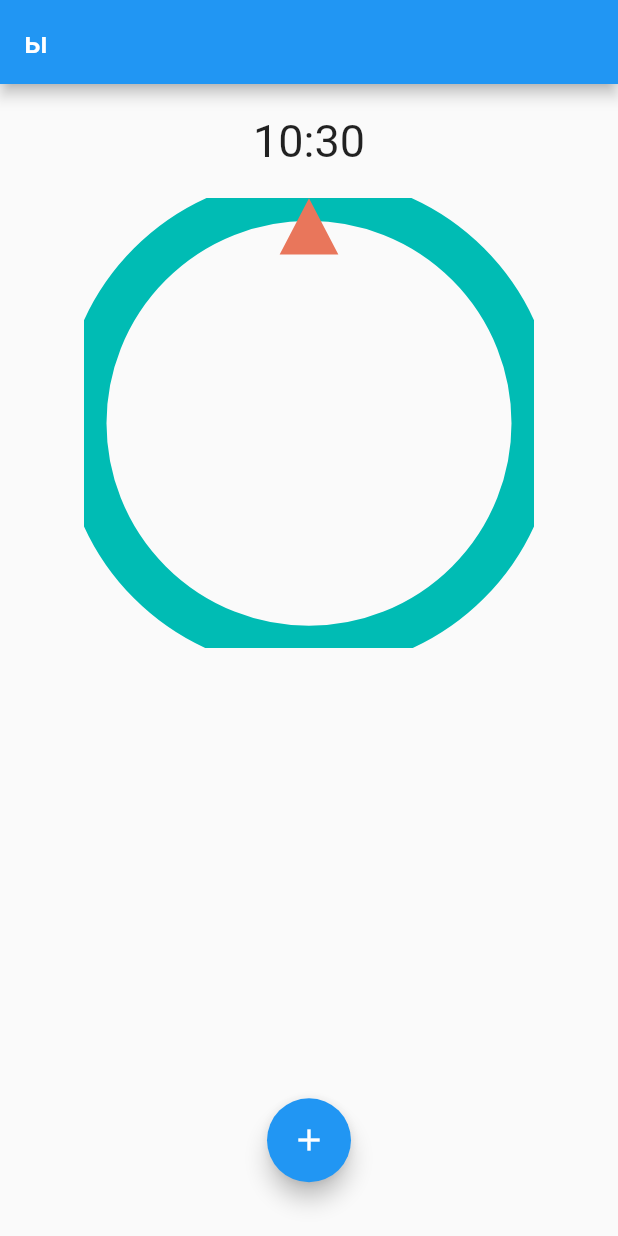
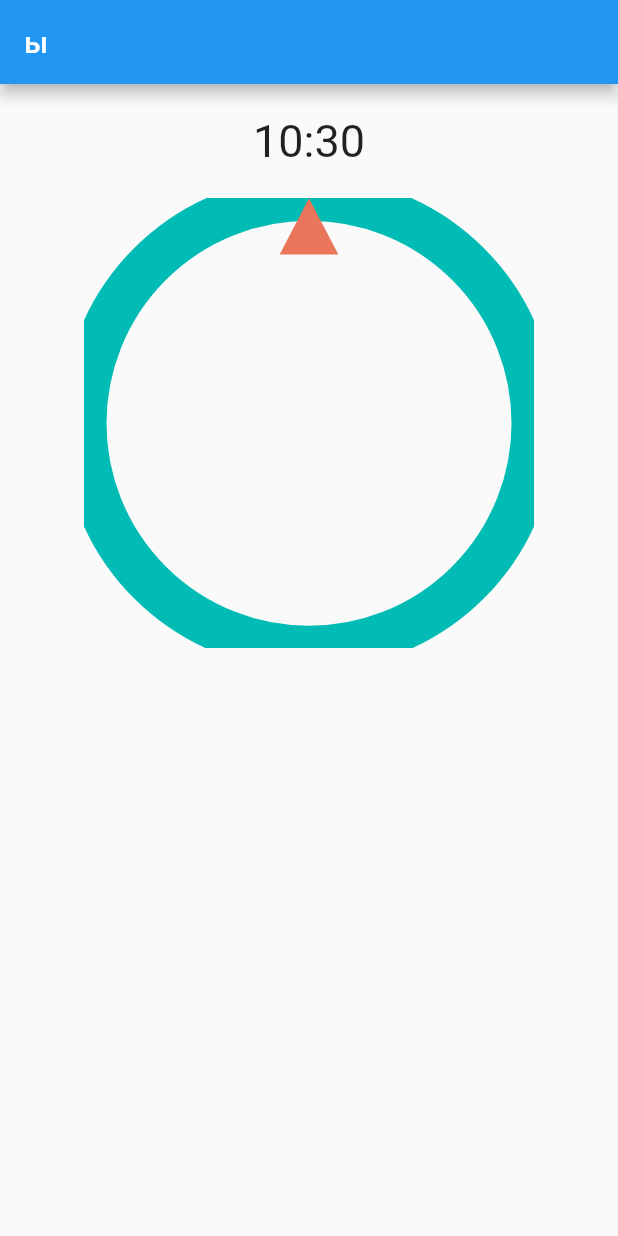
Before and after one commit to cusplayer/ami.pd, a Flutter app: the screen it shows after launch, on a phone screen of 412 x 824 dp. Run offline on Flutter 3.47's test engine with Material 2 defaults, Android fonts, the phone set to English and light mode, and no system bars; our stand-ins replace sqflite; accounts and stored records are empty.

Commit message:
problem with list fixed

```diff
--- a/ami/lib/providers/activities.dart
+++ b/ami/lib/providers/activities.dart
@@ -14,7 +14,9 @@ class Activities with ChangeNotifier {
 
   void addActivity(String id, String name, num start, num end) {
     final newActivity = Activity(id: id, name: name, start: start, end: end);
-    _activities.add(newActivity);
+    // if ((_activities.contains((el) => el.id == newActivity.id))) {
+    //   _activities.add(newActivity);
+    // }
     notifyListeners();
     DBHelper.insert('activities', {
       'id': newActivity.id,
@@ -22,6 +24,7 @@ class Activities with ChangeNotifier {
       'start': newActivity.start,
       'end': newActivity.end
     });
+    fetchAndSet();
   }
 
   void deleteActivity(String id) {
--- a/ami/lib/screens/myDay.dart
+++ b/ami/lib/screens/myDay.dart
@@ -92,13 +92,13 @@ class _MyDayState extends State<MyDay> {
                         ),
                         DayContainer(mediaQuery, activities),
                         Container(
-                          height: 300,
+                          height: MediaQuery.of(context).size.height / 2,
                           child: SingleChildScrollView(
                             physics: ScrollPhysics(),
                             child: Column(
                               children: <Widget>[
                                 ListView.builder(
-                                    physics: NeverScrollableScrollPhysics(),
+                                    physics: ScrollPhysics(),
                                     shrinkWrap: true,
                                     itemCount: activities.activities.length,
                                     itemBuilder: (context, index) {
@@ -106,16 +106,20 @@ class _MyDayState extends State<MyDay> {
                                           mediaQuery,
                                           // this.callbackN,
                                           activities.activities[index]);
-                                    })
+                                    }),
+                                SizedBox(
+                                  height:
+                                      MediaQuery.of(context).size.height / 6,
+                                ),
                               ],
                             ),
                           ),
                         ),
-                        FloatingActionButton(
-                          onPressed: () => activities.addActivity(
-                              '0Adding0', 'Добавить активность', 0.0, 0.0),
-                          child: Icon(Icons.add),
-                        )
+                        // FloatingActionButton(  //Developer button
+                        //   onPressed: () => activities.addActivity(
+                        //       '0Adding0', 'Добавить активность', 0.0, 0.0),
+                        //   child: Icon(Icons.add),
+                        // )
                         // ElementPicker(mediaQuery, this.callbackA),
                         // FlatButton(
                         //     onPressed: () {
```
